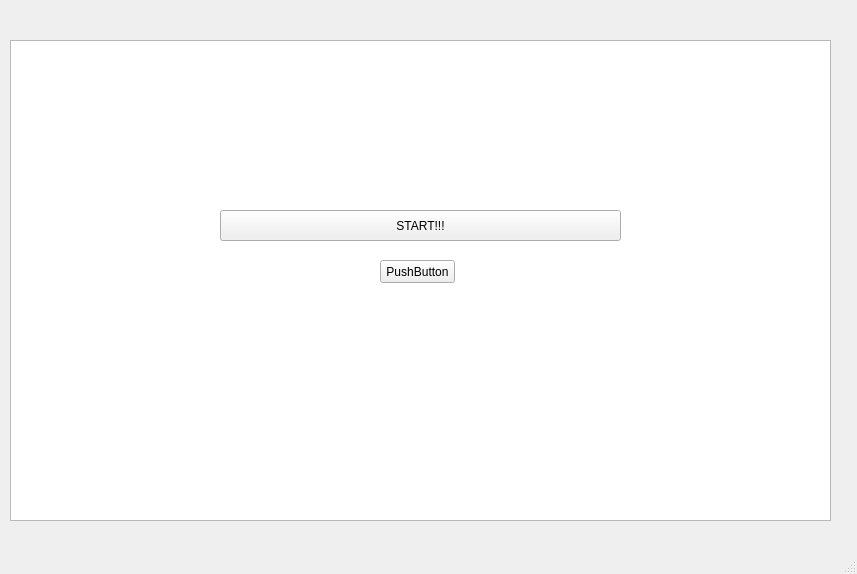
millajovovich/ProyectoFinal_infoII, file juego/mainwindow.ui: the form before one commit.
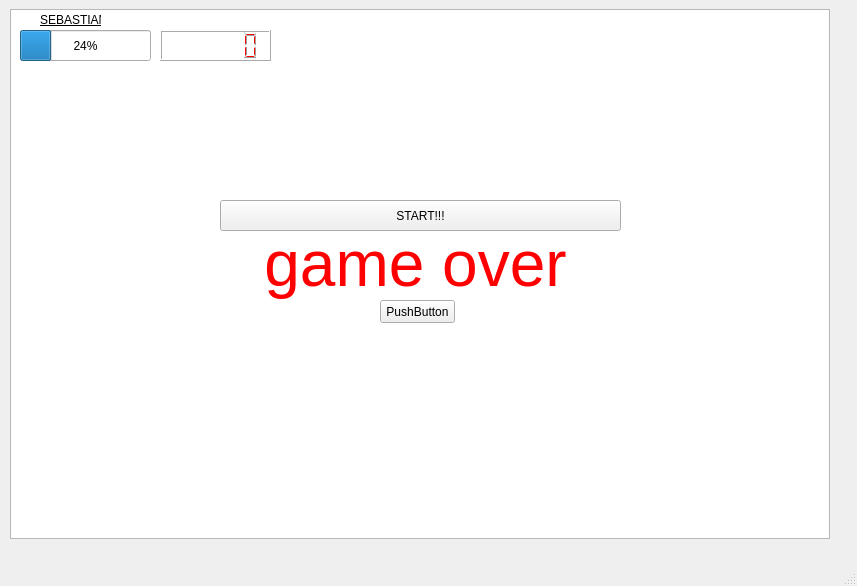
The form after the commit. Icons and pictures are not drawn.

Commit message: se añaden ataques a los enemigo, salud y game over

The edit to the form file:
```diff
--- a/juego/mainwindow.ui
+++ b/juego/mainwindow.ui
@@ -7,31 +7,18 @@
     <x>0</x>
     <y>0</y>
     <width>857</width>
-    <height>574</height>
+    <height>586</height>
    </rect>
   </property>
   <property name="windowTitle">
    <string>MainWindow</string>
   </property>
   <widget class="QWidget" name="centralwidget">
-   <widget class="QGraphicsView" name="graphicsView">
-    <property name="geometry">
-     <rect>
-      <x>10</x>
-      <y>40</y>
-      <width>821</width>
-      <height>481</height>
-     </rect>
-    </property>
-    <property name="styleSheet">
-     <string notr="true"/>
-    </property>
-   </widget>
    <widget class="QPushButton" name="pushButton">
     <property name="geometry">
      <rect>
       <x>220</x>
-      <y>210</y>
+      <y>200</y>
       <width>401</width>
       <height>31</height>
      </rect>
@@ -44,7 +31,7 @@
     <property name="geometry">
      <rect>
       <x>380</x>
-      <y>260</y>
+      <y>300</y>
       <width>75</width>
       <height>23</height>
      </rect>
@@ -53,6 +40,86 @@
      <string>PushButton</string>
     </property>
    </widget>
+   <widget class="QProgressBar" name="progressBar">
+    <property name="geometry">
+     <rect>
+      <x>20</x>
+      <y>30</y>
+      <width>131</width>
+      <height>31</height>
+     </rect>
+    </property>
+    <property name="styleSheet">
+     <string notr="true">color: rgb(0, 0, 0);</string>
+    </property>
+    <property name="value">
+     <number>24</number>
+    </property>
+   </widget>
+   <widget class="QLabel" name="JUGADOR1">
+    <property name="geometry">
+     <rect>
+      <x>40</x>
+      <y>10</y>
+      <width>61</width>
+      <height>21</height>
+     </rect>
+    </property>
+    <property name="text">
+     <string>&lt;html&gt;&lt;head/&gt;&lt;body&gt;&lt;p align=&quot;center&quot;&gt;&lt;span style=&quot; text-decoration: underline; color:#000000;&quot;&gt;SEBASTIAN&lt;/span&gt;&lt;/p&gt;&lt;/body&gt;&lt;/html&gt;</string>
+    </property>
+   </widget>
+   <widget class="QGraphicsView" name="graphicsView">
+    <property name="geometry">
+     <rect>
+      <x>10</x>
+      <y>9</y>
+      <width>820</width>
+      <height>530</height>
+     </rect>
+    </property>
+    <property name="styleSheet">
+     <string notr="true">border-image: url(:/imag/fondo.jpg);</string>
+    </property>
+   </widget>
+   <widget class="QLCDNumber" name="lcdNumber">
+    <property name="geometry">
+     <rect>
+      <x>160</x>
+      <y>30</y>
+      <width>111</width>
+      <height>31</height>
+     </rect>
+    </property>
+    <property name="styleSheet">
+     <string notr="true">color: rgb(255, 0, 0);
+background-color: rgb(255, 255, 255);
+border-color: rgb(255, 0, 0);</string>
+    </property>
+    <property name="digitCount">
+     <number>6</number>
+    </property>
+   </widget>
+   <widget class="QLabel" name="gameover">
+    <property name="geometry">
+     <rect>
+      <x>260</x>
+      <y>220</y>
+      <width>311</width>
+      <height>91</height>
+     </rect>
+    </property>
+    <property name="text">
+     <string>&lt;html&gt;&lt;head/&gt;&lt;body&gt;&lt;p align=&quot;center&quot;&gt;&lt;span style=&quot; font-size:48pt; color:#ff0000;&quot;&gt;game over&lt;/span&gt;&lt;/p&gt;&lt;/body&gt;&lt;/html&gt;</string>
+    </property>
+   </widget>
+   <zorder>graphicsView</zorder>
+   <zorder>pushButton</zorder>
+   <zorder>pushButton_2</zorder>
+   <zorder>progressBar</zorder>
+   <zorder>JUGADOR1</zorder>
+   <zorder>lcdNumber</zorder>
+   <zorder>gameover</zorder>
   </widget>
   <widget class="QMenuBar" name="menubar">
    <property name="geometry">
```
The commit also changes 9 other files.
